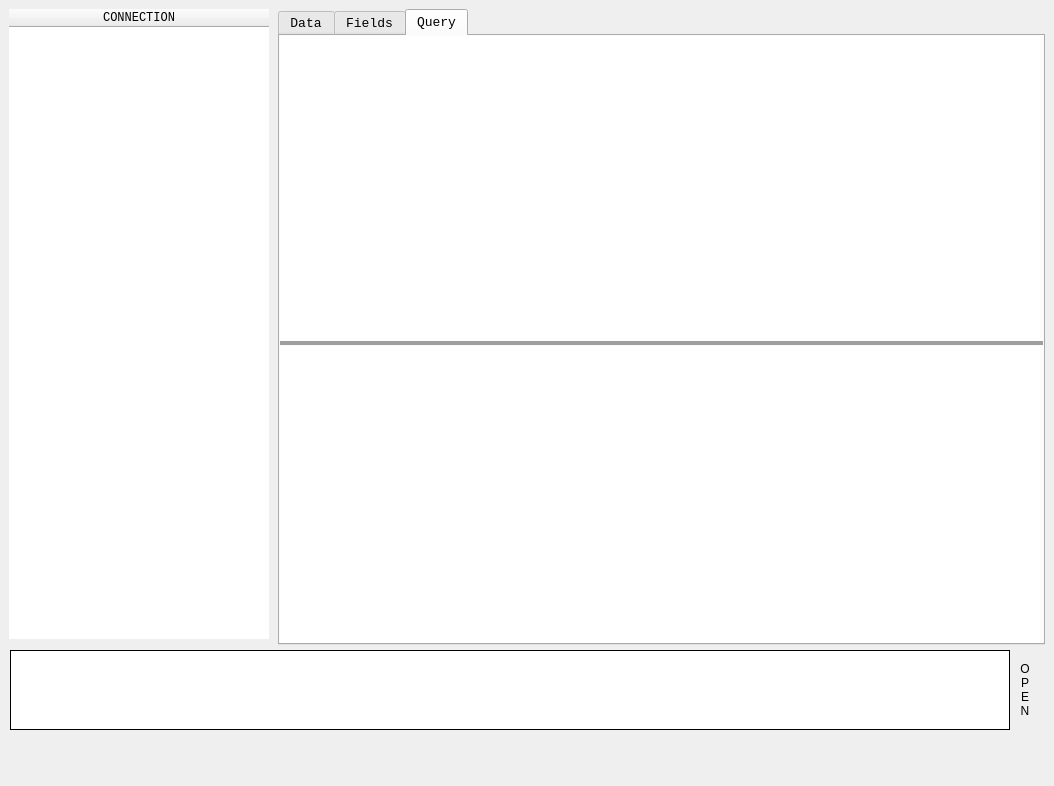
First picture: the form in assets/UI/Layout/MainWindow.ui, repository fer-moreira/MYQT, before the edit.
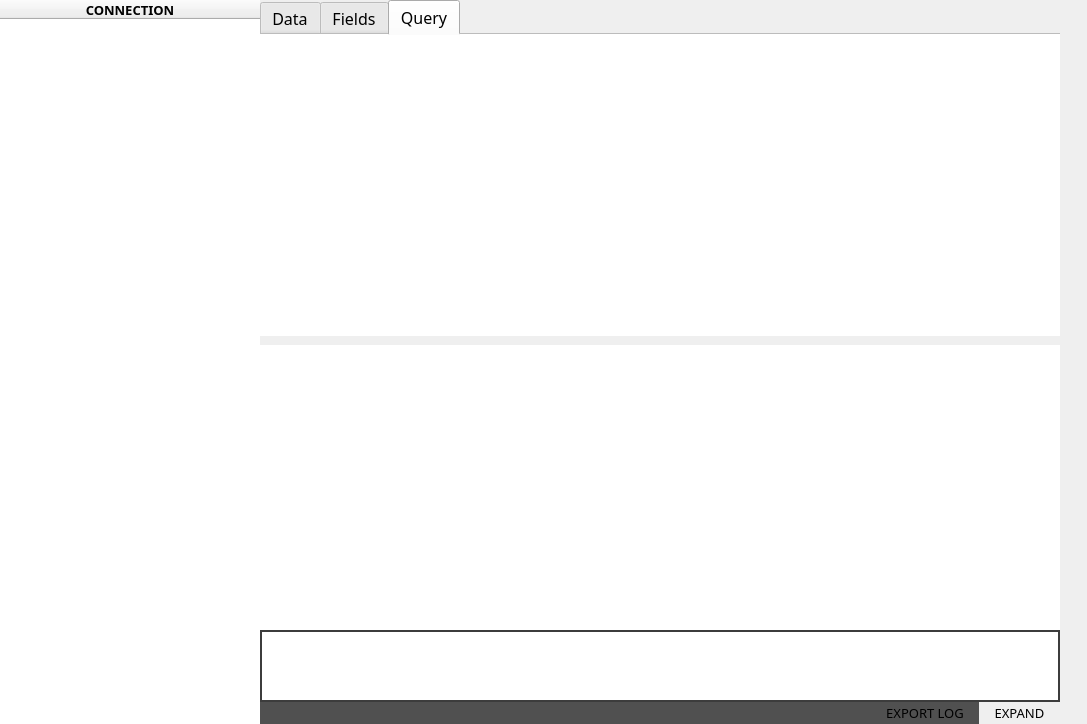
Second picture: the form after the edit. The open tabs and pages were chosen to show the change.

Diff of the .ui file:
```diff
--- a/assets/UI/Layout/MainWindow.ui
+++ b/assets/UI/Layout/MainWindow.ui
@@ -9,8 +9,8 @@
    <rect>
     <x>0</x>
     <y>0</y>
-    <width>1054</width>
-    <height>786</height>
+    <width>1087</width>
+    <height>724</height>
    </rect>
   </property>
   <property name="sizePolicy">
@@ -19,18 +19,6 @@
     <verstretch>0</verstretch>
    </sizepolicy>
   </property>
-  <property name="minimumSize">
-   <size>
-    <width>1054</width>
-    <height>786</height>
-   </size>
-  </property>
-  <property name="maximumSize">
-   <size>
-    <width>1054</width>
-    <height>786</height>
-   </size>
-  </property>
   <property name="windowTitle">
    <string>SQL Manager [0.1a]</string>
   </property>
@@ -40,6 +28,9 @@
   <property name="autoFillBackground">
    <bool>false</bool>
   </property>
+  <property name="styleSheet">
+   <string notr="true"/>
+  </property>
   <property name="windowFilePath">
    <string/>
   </property>
@@ -68,10 +59,10 @@
    <widget class="QTabWidget" name="tabs">
     <property name="geometry">
      <rect>
-      <x>278</x>
-      <y>9</y>
-      <width>767</width>
-      <height>636</height>
+      <x>260</x>
+      <y>0</y>
+      <width>800</width>
+      <height>630</height>
      </rect>
     </property>
     <property name="sizePolicy">
@@ -88,13 +79,8 @@
     </property>
     <property name="font">
      <font>
-      <family>Consolas</family>
-      <pointsize>10</pointsize>
-      <weight>50</weight>
-      <italic>false</italic>
-      <bold>false</bold>
-      <underline>false</underline>
-      <strikeout>false</strikeout>
+      <family>Arial,Helvetica,sans-serif</family>
+      <pointsize>12</pointsize>
      </font>
     </property>
     <property name="focusPolicy">
@@ -125,10 +111,13 @@
      </size>
     </property>
     <property name="elideMode">
-     <enum>Qt::ElideNone</enum>
+     <enum>Qt::ElideLeft</enum>
+    </property>
+    <property name="usesScrollButtons">
+     <bool>false</bool>
     </property>
     <property name="documentMode">
-     <bool>false</bool>
+     <bool>true</bool>
     </property>
     <property name="tabsClosable">
      <bool>false</bool>
@@ -369,8 +358,8 @@
        <rect>
         <x>0</x>
         <y>310</y>
-        <width>760</width>
-        <height>300</height>
+        <width>800</width>
+        <height>296</height>
        </rect>
       </property>
       <property name="sizePolicy">
@@ -379,6 +368,12 @@
         <verstretch>0</verstretch>
        </sizepolicy>
       </property>
+      <property name="font">
+       <font>
+        <family>Arial,Helvetica,sans-serif</family>
+        <pointsize>10</pointsize>
+       </font>
+      </property>
       <property name="contextMenuPolicy">
        <enum>Qt::DefaultContextMenu</enum>
       </property>
@@ -424,19 +419,13 @@
       <property name="cornerButtonEnabled">
        <bool>false</bool>
       </property>
-      <property name="rowCount">
-       <number>0</number>
-      </property>
-      <property name="columnCount">
-       <number>0</number>
-      </property>
      </widget>
      <widget class="QPlainTextEdit" name="query_in">
       <property name="geometry">
        <rect>
         <x>0</x>
         <y>0</y>
-        <width>760</width>
+        <width>800</width>
         <height>301</height>
        </rect>
       </property>
@@ -454,10 +443,8 @@
       </property>
       <property name="font">
        <font>
-        <family>Consolas</family>
-        <pointsize>13</pointsize>
-        <stylestrategy>PreferAntialias</stylestrategy>
-        <kerning>false</kerning>
+        <family>Arial,Helvetica,sans-serif</family>
+        <pointsize>11</pointsize>
        </font>
       </property>
       <property name="cursor" stdset="0">
@@ -494,59 +481,26 @@
        <bool>false</bool>
       </property>
      </widget>
-     <widget class="Line" name="separrator">
-      <property name="geometry">
-       <rect>
-        <x>-10</x>
-        <y>295</y>
-        <width>780</width>
-        <height>20</height>
-       </rect>
-      </property>
-      <property name="sizePolicy">
-       <sizepolicy hsizetype="Minimum" vsizetype="Expanding">
-        <horstretch>0</horstretch>
-        <verstretch>0</verstretch>
-       </sizepolicy>
-      </property>
-      <property name="styleSheet">
-       <string notr="true"/>
-      </property>
-      <property name="frameShadow">
-       <enum>QFrame::Raised</enum>
-      </property>
-      <property name="lineWidth">
-       <number>4</number>
-      </property>
-      <property name="midLineWidth">
-       <number>0</number>
-      </property>
-      <property name="orientation">
-       <enum>Qt::Horizontal</enum>
-      </property>
-     </widget>
     </widget>
    </widget>
    <widget class="QTreeWidget" name="tables_out">
     <property name="geometry">
      <rect>
-      <x>9</x>
-      <y>9</y>
+      <x>0</x>
+      <y>0</y>
       <width>260</width>
-      <height>630</height>
+      <height>730</height>
      </rect>
     </property>
     <property name="font">
      <font>
-      <family>Consolas</family>
+      <family>Arial,Helvetica,sans-serif</family>
+      <pointsize>10</pointsize>
      </font>
     </property>
     <property name="autoFillBackground">
      <bool>false</bool>
     </property>
-    <property name="styleSheet">
-     <string notr="true"/>
-    </property>
     <property name="frameShape">
      <enum>QFrame::NoFrame</enum>
     </property>
@@ -577,6 +531,9 @@
     <attribute name="headerCascadingSectionResizes">
      <bool>true</bool>
     </attribute>
+    <attribute name="headerDefaultSectionSize">
+     <number>100</number>
+    </attribute>
     <attribute name="headerHighlightSections">
      <bool>true</bool>
     </attribute>
@@ -584,6 +541,13 @@
      <property name="text">
       <string>CONNECTION</string>
      </property>
+     <property name="font">
+      <font>
+       <pointsize>10</pointsize>
+       <weight>75</weight>
+       <bold>true</bold>
+      </font>
+     </property>
      <property name="textAlignment">
       <set>AlignCenter</set>
      </property>
@@ -592,26 +556,23 @@
    <widget class="QPlainTextEdit" name="console_out">
     <property name="geometry">
      <rect>
-      <x>10</x>
-      <y>650</y>
-      <width>1000</width>
-      <height>80</height>
+      <x>260</x>
+      <y>630</y>
+      <width>800</width>
+      <height>72</height>
      </rect>
     </property>
     <property name="font">
      <font>
-      <family>Consolas</family>
+      <family>Arial,Helvetica,sans-serif</family>
       <pointsize>12</pointsize>
-      <weight>50</weight>
-      <italic>false</italic>
-      <bold>false</bold>
-      <underline>false</underline>
-      <strikeout>false</strikeout>
-      <kerning>true</kerning>
      </font>
     </property>
+    <property name="styleSheet">
+     <string notr="true">border:2px solid rgb(60,60,60);</string>
+    </property>
     <property name="frameShape">
-     <enum>QFrame::Box</enum>
+     <enum>QFrame::NoFrame</enum>
     </property>
     <property name="frameShadow">
      <enum>QFrame::Plain</enum>
@@ -647,32 +608,80 @@
    <widget class="QPushButton" name="openConsole">
     <property name="geometry">
      <rect>
-      <x>1010</x>
-      <y>650</y>
-      <width>30</width>
-      <height>80</height>
+      <x>979</x>
+      <y>702</y>
+      <width>81</width>
+      <height>22</height>
      </rect>
     </property>
     <property name="font">
      <font>
-      <kerning>true</kerning>
+      <family>Arial,Helvetica,sans-serif</family>
+      <pointsize>10</pointsize>
      </font>
     </property>
     <property name="styleSheet">
-     <string notr="true">border-top-right-radius:20px;
-border-bottom-right-radius:20px;</string>
+     <string notr="true">border-top-right-radius:0px;
+border-bottom-right-radius:0px;</string>
     </property>
     <property name="text">
-     <string>O
-P
-E
-N</string>
+     <string>EXPAND</string>
     </property>
+    <property name="default">
+     <bool>false</bool>
+    </property>
+    <property name="flat">
+     <bool>false</bool>
+    </property>
    </widget>
-   <zorder>tabs</zorder>
-   <zorder>tables_out</zorder>
-   <zorder>openConsole</zorder>
-   <zorder>console_out</zorder>
+   <widget class="QLabel" name="label">
+    <property name="geometry">
+     <rect>
+      <x>260</x>
+      <y>702</y>
+      <width>719</width>
+      <height>22</height>
+     </rect>
+    </property>
+    <property name="autoFillBackground">
+     <bool>false</bool>
+    </property>
+    <property name="styleSheet">
+     <string notr="true">background-color: rgb(80, 80, 80);</string>
+    </property>
+    <property name="text">
+     <string/>
+    </property>
+   </widget>
+   <widget class="QPushButton" name="openConsole_2">
+    <property name="geometry">
+     <rect>
+      <x>870</x>
+      <y>702</y>
+      <width>110</width>
+      <height>22</height>
+     </rect>
+    </property>
+    <property name="font">
+     <font>
+      <family>Arial,Helvetica,sans-serif</family>
+      <pointsize>10</pointsize>
+     </font>
+    </property>
+    <property name="styleSheet">
+     <string notr="true">border-top-right-radius:0px;
+border-bottom-right-radius:0px;</string>
+    </property>
+    <property name="text">
+     <string>EXPORT LOG</string>
+    </property>
+    <property name="default">
+     <bool>false</bool>
+    </property>
+    <property name="flat">
+     <bool>false</bool>
+    </property>
+   </widget>
   </widget>
   <action name="actionImport_Query">
    <property name="text">
```
Left out of the diff: 54 changed lines with no effect on the pictures.
